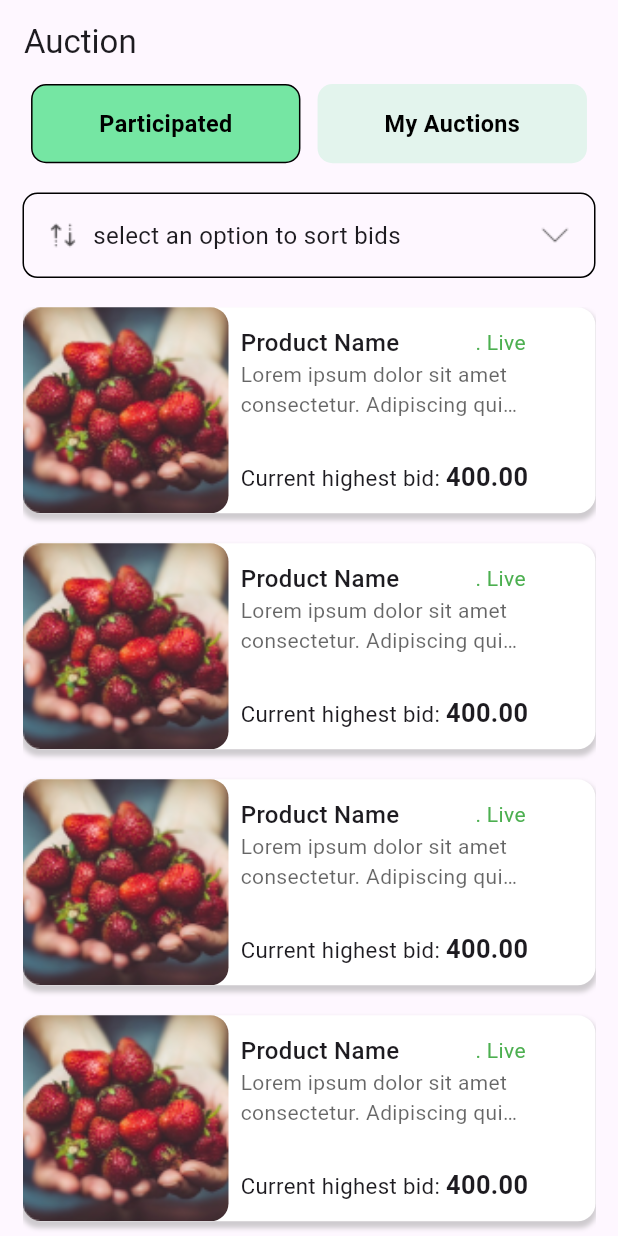
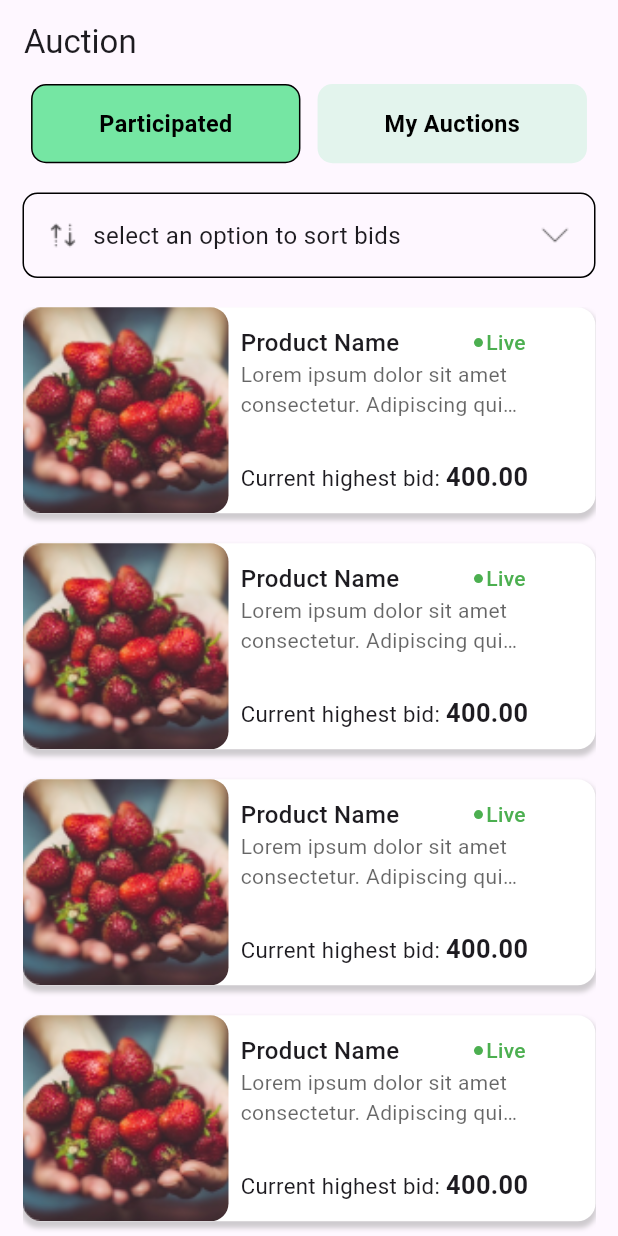
Before and after one commit to Ajeesh-Palathingal/greenery, a Flutter app: the AuctionScreen screen opened directly, on a phone screen of 412 x 824 dp. Run offline on Flutter 3.47's test engine with Material 3 defaults, Android fonts, the light colour scheme and no system bars; our stand-ins replace dio, flutter_screenutil, flutter_svg, get, shared_preferences, socket_io_client; accounts and stored records are empty; network calls fail; Roboto replaces fonts that are missing (Figtree).

Commit message:
fixed minor issues

```diff
--- a/lib/screens/auction/auction_screen.dart
+++ b/lib/screens/auction/auction_screen.dart
@@ -204,11 +204,23 @@ class ProductListingWidget extends StatelessWidget {
                           fontWeight: FontWeight.w500,
                         ),
                       ),
-                      const Text(
-                        ". Live",
-                        style: TextStyle(
-                          color: Colors.green,
-                        ),
+                      const Row(
+                        children: [
+                          CircleAvatar(
+                            radius: 3,
+                            backgroundColor: Colors.green,
+                          ),
+                          SizedBox(
+                            width: 2,
+                          ),
+                          Text(
+                            "Live",
+                            style: TextStyle(
+                              color: Colors.green,
+                              fontWeight: FontWeight.w500,
+                            ),
+                          ),
+                        ],
                       )
                     ],
                   ),
--- a/lib/screens/home/widgets/live_now_tile.dart
+++ b/lib/screens/home/widgets/live_now_tile.dart
@@ -10,7 +10,7 @@ class LiveNowTile extends StatelessWidget {
   @override
   Widget build(BuildContext context) {
     return Container(
-      height: 277.w,
+      height: 278.w,
       decoration: BoxDecoration(
         color: Colors.white,
         borderRadius: BorderRadius.circular(10.r),
--- a/lib/screens/home/widgets/upcoming_tile.dart
+++ b/lib/screens/home/widgets/upcoming_tile.dart
@@ -31,7 +31,7 @@ class UpcomingTile extends StatelessWidget {
         child: GestureDetector(
           onTap: () {},
           child: Container(
-            height: 242.w,
+            height: 243.w,
             width: 168.w,
             child: Column(
               children: [
```
Also changed, not shown: lib/screens/message_screen/MessageScreen.dart (+6 -1 lines), assets/svg/bottom_navbar/unselected_home.png (added).
